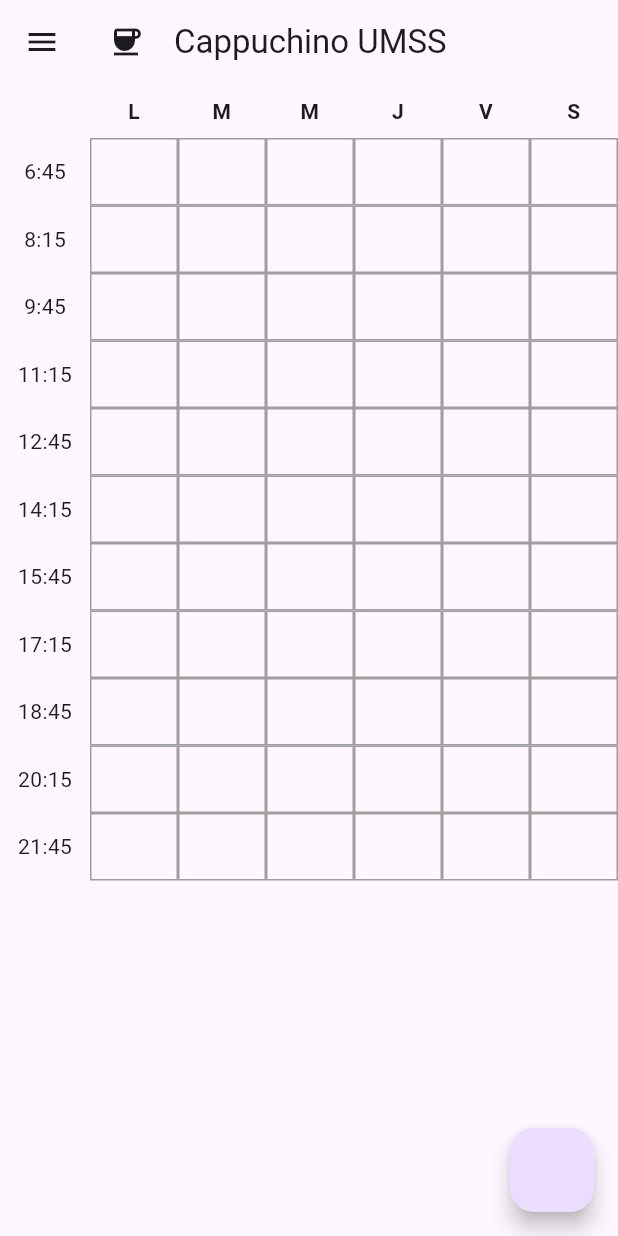
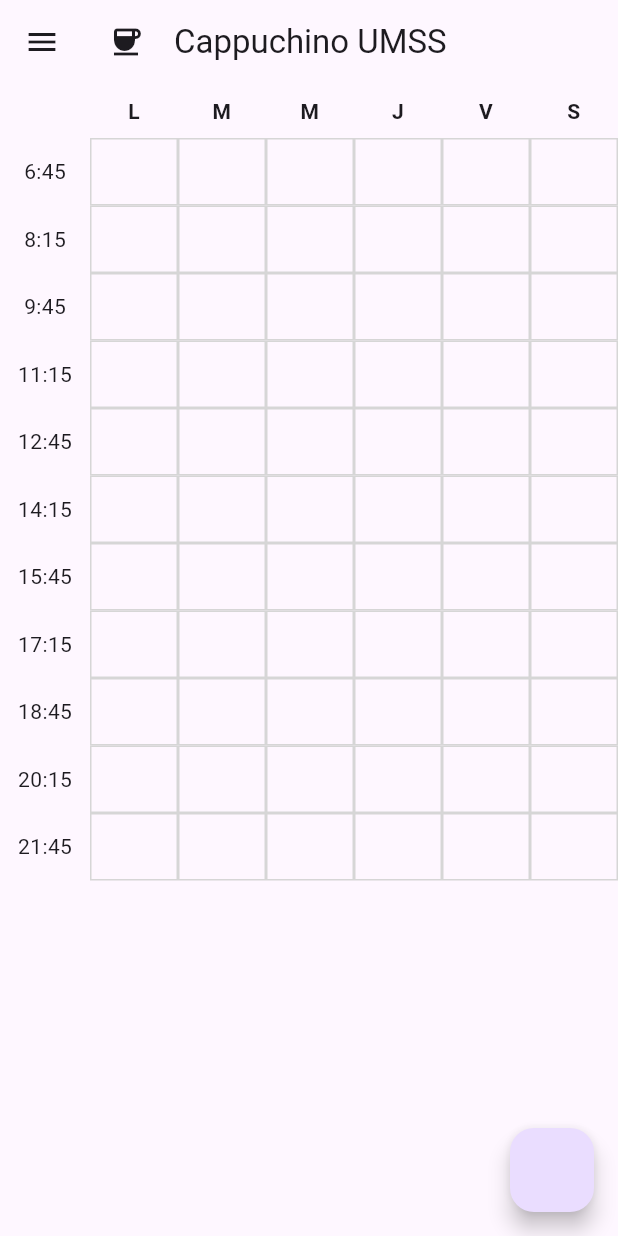
Before and after one commit to Anstayker/FCyT_Calendar, a Flutter app: the screen it shows after launch, on a phone screen of 412 x 824 dp. Run offline on Flutter 3.47's test engine with Material 3 defaults, Android fonts, the phone set to English and light mode, and no system bars.

Commit message:
Calendar display working!

```diff
--- /dev/null
+++ b/lib/feature/calendar/domain/entities/class_schedule.dart
@@ -0,0 +1,13 @@
+class ClassSchedule {
+  final String day;
+  final String startTime;
+  final String endTime;
+  final String title;
+
+  ClassSchedule({
+    required this.day,
+    required this.startTime,
+    required this.endTime,
+    required this.title,
+  });
+}
--- a/lib/feature/calendar/presentation/widgets/mobile_calendar.dart
+++ b/lib/feature/calendar/presentation/widgets/mobile_calendar.dart
@@ -7,7 +7,7 @@ class MobileCalendar extends StatelessWidget {
 
   @override
   Widget build(BuildContext context) {
-    final ScrollController _scrollController = ScrollController();
+    final ScrollController scrollController = ScrollController();
 
     final List<String> hours = [
       '6:45',
@@ -25,6 +25,7 @@ class MobileCalendar extends StatelessWidget {
 
     final List<String> days = ['L', 'M', 'M', 'J', 'V', 'S'];
 
+    // ignore: unused_local_variable
     final List<ClassSchedule> classScheduleList = [];
 
     return Column(
@@ -32,30 +33,47 @@ class MobileCalendar extends StatelessWidget {
         daysRow(days),
         Expanded(
           child: SingleChildScrollView(
-            controller: _scrollController,
+            controller: scrollController,
             child: Row(
               crossAxisAlignment: CrossAxisAlignment.start,
               children: [
                 Column(
                   children: [
-                    ...hours.map((hour) => Container(
+                    ...hours.map((hour) => hoursDisplay(hour)),
+                  ],
+                ),
+                classScheduleTable(scrollController, hours, days, context)
+              ],
+            ),
+          ),
+        ),
+      ],
+    );
+  }
+
+  Container hoursDisplay(String hour) {
+    return Container(
       height: 45,
       width: 60,
       alignment: Alignment.center,
       child: Text(hour),
-                        )),
-                  ],
-                ),
-                Expanded(
+    );
+  }
+
+  Expanded classScheduleTable(ScrollController scrollController,
+      List<String> hours, List<String> days, BuildContext context) {
+    return Expanded(
         child: SingleChildScrollView(
-                  controller: _scrollController,
+      controller: scrollController,
       scrollDirection: Axis.horizontal,
       child: Column(
         children: [
           for (int i = 0; i < hours.length; i++)
             Row(
               children: List.generate(days.length, (index) {
+                // ignore: unused_local_variable
                 final day = days[index];
+                // ignore: unused_local_variable
                 final hour = hours[i];
                 // TODO: add class schedule
 
@@ -63,20 +81,14 @@ class MobileCalendar extends StatelessWidget {
                   height: 45,
                   width: MediaQuery.of(context).size.width / 6 - 10,
                   decoration: BoxDecoration(
-                                border: Border.all(color: Colors.grey),
+                    border: Border.all(color: Colors.grey[350]!),
                   ),
                 );
               }),
             )
         ],
       ),
-                ))
-              ],
-            ),
-          ),
-        ),
-      ],
-    );
+    ));
   }
 
   Row daysRow(List<String> days) {
```
Also changed, not shown: 1 other file. Lines whose indentation alone changed are shown as unchanged.
